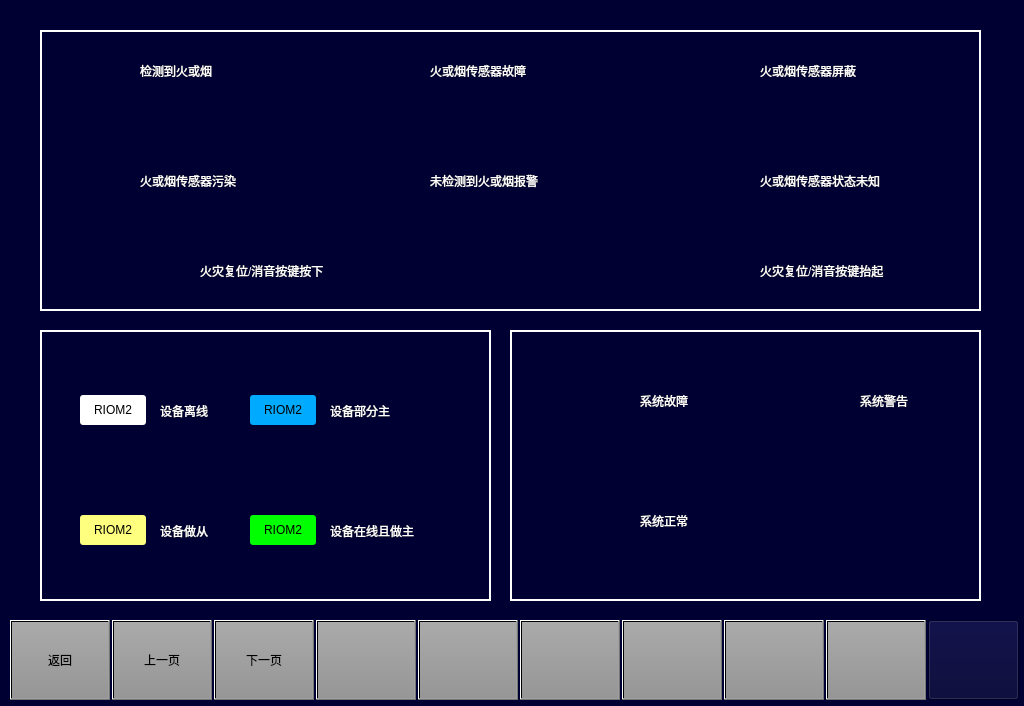
Old version of the form helppage5.ui in the repository 994656234/HHL.
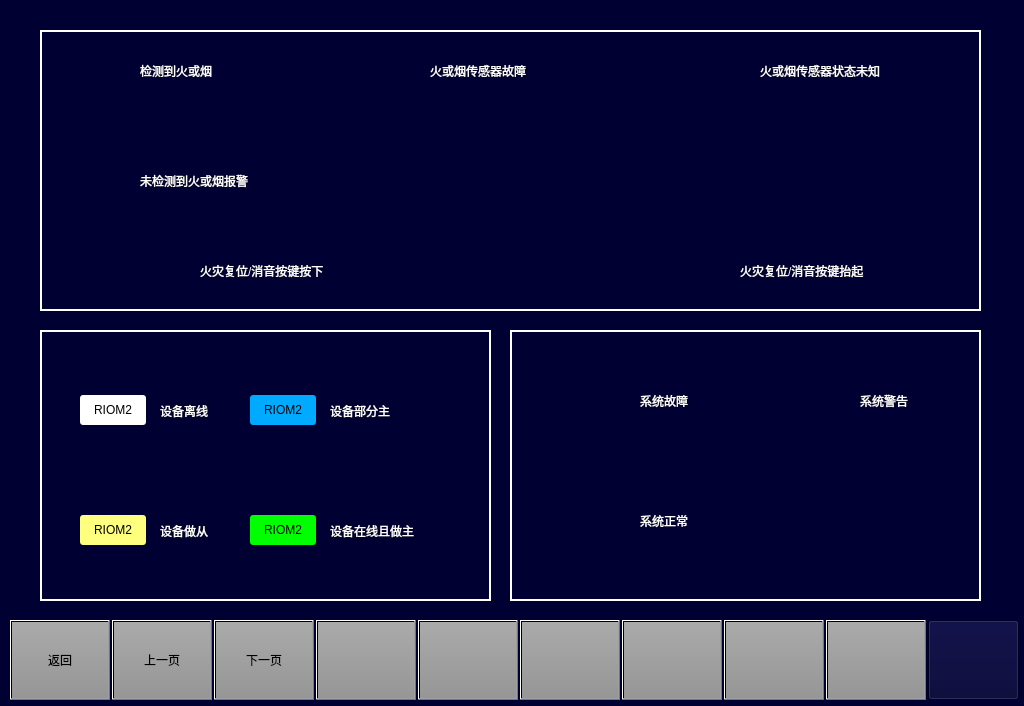
New version of the form. Icons and pictures are not drawn.

```diff
--- a/helppage5.ui
+++ b/helppage5.ui
@@ -311,76 +311,10 @@
     <string/>
    </property>
   </widget>
-  <widget class="QLabel" name="label_42">
-   <property name="geometry">
-    <rect>
-     <x>690</x>
-     <y>50</y>
-     <width>51</width>
-     <height>41</height>
-    </rect>
-   </property>
-   <property name="styleSheet">
-    <string notr="true">border-image: url(:/images/image/cut.png);</string>
-   </property>
-   <property name="text">
-    <string/>
-   </property>
-  </widget>
-  <widget class="QLabel" name="label_43">
-   <property name="geometry">
-    <rect>
-     <x>760</x>
-     <y>60</y>
-     <width>131</width>
-     <height>21</height>
-    </rect>
-   </property>
-   <property name="styleSheet">
-    <string notr="true">color: rgb(255, 255, 255);
-font:16px &quot;微软雅黑&quot;;</string>
-   </property>
-   <property name="text">
-    <string>火或烟传感器屏蔽</string>
-   </property>
-  </widget>
-  <widget class="QLabel" name="label_44">
-   <property name="geometry">
-    <rect>
-     <x>140</x>
-     <y>170</y>
-     <width>131</width>
-     <height>21</height>
-    </rect>
-   </property>
-   <property name="styleSheet">
-    <string notr="true">color: rgb(255, 255, 255);
-font:16px &quot;微软雅黑&quot;;</string>
-   </property>
-   <property name="text">
-    <string>火或烟传感器污染</string>
-   </property>
-  </widget>
-  <widget class="QLabel" name="label_45">
-   <property name="geometry">
-    <rect>
-     <x>70</x>
-     <y>160</y>
-     <width>51</width>
-     <height>41</height>
-    </rect>
-   </property>
-   <property name="styleSheet">
-    <string notr="true">border-image: url(:/images/image/firenbad.png);</string>
-   </property>
-   <property name="text">
-    <string/>
-   </property>
-  </widget>
   <widget class="QLabel" name="label_46">
    <property name="geometry">
     <rect>
-     <x>360</x>
+     <x>70</x>
      <y>160</y>
      <width>51</width>
      <height>41</height>
@@ -396,7 +330,7 @@
   <widget class="QLabel" name="label_47">
    <property name="geometry">
     <rect>
-     <x>430</x>
+     <x>140</x>
      <y>170</y>
      <width>151</width>
      <height>21</height>
@@ -414,7 +348,7 @@
    <property name="geometry">
     <rect>
      <x>690</x>
-     <y>160</y>
+     <y>50</y>
      <width>51</width>
      <height>41</height>
     </rect>
@@ -430,7 +364,7 @@
    <property name="geometry">
     <rect>
      <x>760</x>
-     <y>170</y>
+     <y>60</y>
      <width>191</width>
      <height>21</height>
     </rect>
@@ -479,7 +413,7 @@
   <widget class="QLabel" name="label_52">
    <property name="geometry">
     <rect>
-     <x>630</x>
+     <x>610</x>
      <y>250</y>
      <width>111</width>
      <height>41</height>
@@ -495,7 +429,7 @@
   <widget class="QLabel" name="label_53">
    <property name="geometry">
     <rect>
-     <x>760</x>
+     <x>740</x>
      <y>260</y>
      <width>181</width>
      <height>21</height>
```
